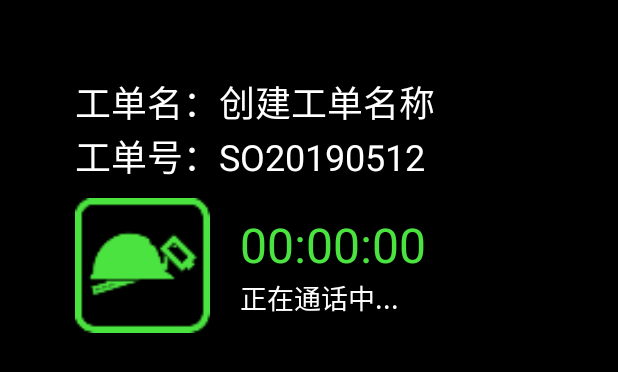
After one commit to chinashss/callApp, an Android app: the layout view_video_call_tips.xml on its own in the app's theme, with its tools: preview values and no code run, on a phone screen of 412 x 824 dp. The commit adds this screen. Shown: the top 372 px of the screen. Run offline under Robolectric (Android 15) with nearby library versions, the phone set to English and light mode, and no system bars.

Commit message:
优化Ui

```diff
--- a/app/build.gradle
+++ b/app/build.gradle
@@ -6,8 +6,8 @@ android {
         applicationId "com.realview.holo.call"
         minSdkVersion 19
         targetSdkVersion 28
-        versionCode 7
-        versionName "1.1.0"
+        versionCode 8
+        versionName "1.0.8"
         multiDexEnabled true
         ndk {
             abiFilters "armeabi-v7a","armeabi"
--- /dev/null
+++ b/app/src/main/res/layout/view_video_call_tips.xml
@@ -0,0 +1,65 @@
+<?xml version="1.0" encoding="utf-8"?>
+<LinearLayout xmlns:android="http://schemas.android.com/apk/res/android"
+    android:layout_width="match_parent"
+    android:layout_height="match_parent"
+    android:layout_margin="50dp"
+    android:orientation="vertical">
+
+    <TextView
+        android:id="@+id/task_name"
+        android:layout_width="wrap_content"
+        android:layout_height="wrap_content"
+        android:text="工单名：创建工单名称"
+        android:textColor="#ffffffff"
+        android:textSize="24sp" />
+
+    <TextView
+        android:id="@+id/task_id"
+        android:layout_width="wrap_content"
+        android:layout_height="wrap_content"
+        android:text="工单号：SO20190512"
+        android:textColor="#ffffffff"
+        android:textSize="24sp" />
+
+    <LinearLayout
+        android:layout_width="match_parent"
+        android:layout_height="wrap_content"
+        android:layout_marginTop="10dp"
+        android:gravity="center_vertical"
+        android:orientation="horizontal">
+
+        <ImageView
+            android:id="@+id/iv_success_logo"
+            android:layout_width="90dp"
+            android:layout_height="90dp"
+            android:src="@mipmap/ic_call_conn_head" />
+
+        <LinearLayout
+            android:layout_width="match_parent"
+            android:layout_height="wrap_content"
+            android:layout_marginLeft="20dp"
+            android:orientation="vertical">
+
+            <TextView
+                android:id="@+id/tv_video_call_time_countdown"
+                android:layout_width="wrap_content"
+                android:layout_height="wrap_content"
+                android:gravity="center"
+                android:text="00:00:00"
+                android:textColor="#4BE340"
+                android:textSize="32sp" />
+
+            <TextView
+                android:id="@+id/tv_video_status"
+                android:layout_width="wrap_content"
+                android:layout_height="wrap_content"
+                android:text="正在通话中..."
+                android:textColor="#ffffffff"
+                android:textSize="18sp" />
+
+
+        </LinearLayout>
+
+    </LinearLayout>
+
+</LinearLayout>
```
Also changed, not shown: app/src/main/java/com/realview/holo/call/activity/MainActivity.java (+10 -15 lines), app/src/main/java/com/realview/holo/call/activity/SuccessActivity.java (+10 -0 lines), app/src/main/res/layout/activity_video_call_waiting.xml (+12 -0 lines), app/src/main/res/layout/fragment_video_call_success.xml (+42 -100 lines), 1 other file.
